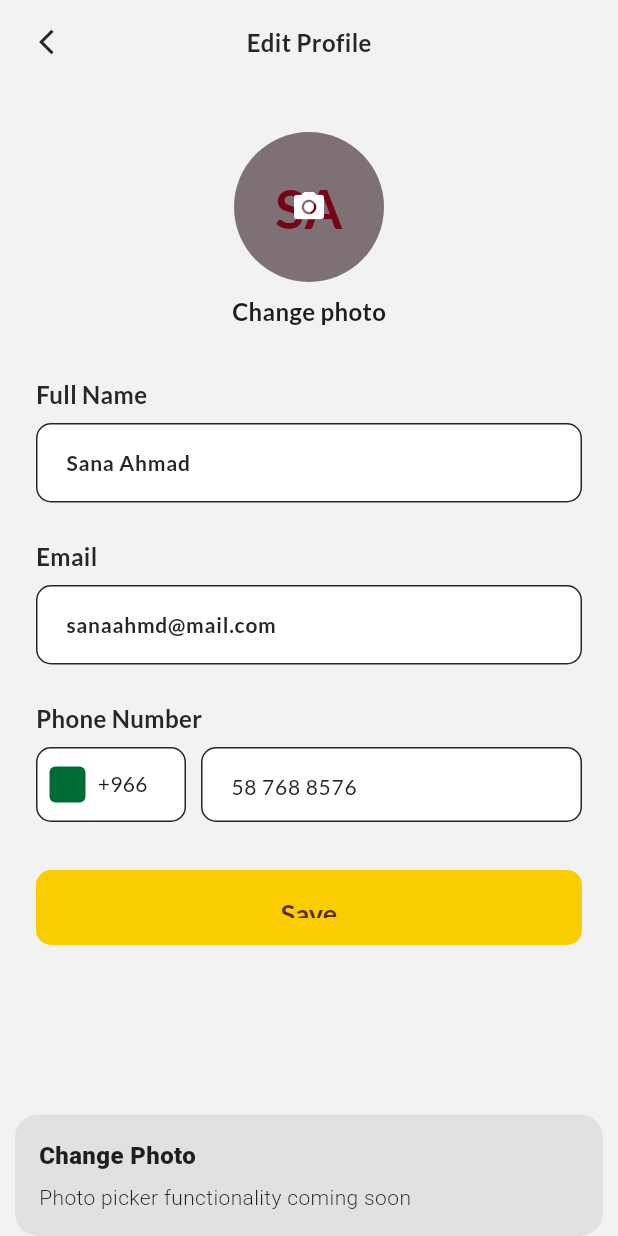
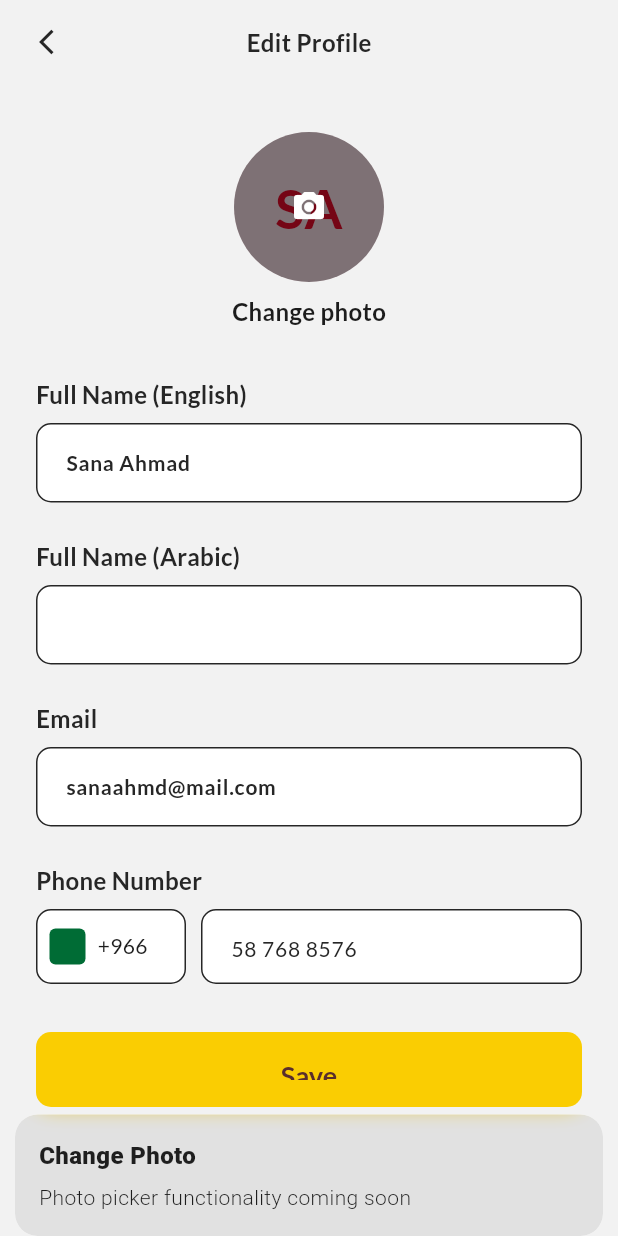
Before and after one commit to PsItProjects/mrchef, a Flutter app: the EditProfileScreen screen opened directly, after a tap on the "camera alt" icon, on a phone screen of 412 x 824 dp. Run offline on Flutter 3.47's test engine with Material 3 defaults, Android fonts, the phone set to English and light mode, and no system bars; our stand-ins replace awesome_bottom_bar, dio, easy_stepper, flutter_svg, get, shared_preferences and 1 more; missing offline and left inert: segmented_button_slide; accounts and stored records are empty; network calls fail.

Commit message:
Add Arabic name field to customer profile
- Add Arabic name input field to Edit Profile form
- Update EditProfileController to handle both English and Arabic names
- Send both name_en and name_ar to backend API
- Add validation for Arabic name field (optional)
- Load Arabic name from current user data
- Update form labels to distinguish between English and Arabic names

Now supports complete customer profile data as required by backend:
- name_en (English name) - required
- name_ar (Arabic name) - optional
- email - optional
- All fields properly validated and sent to PUT /customer/profile

```diff
--- a/lib/features/profile/controllers/edit_profile_controller.dart
+++ b/lib/features/profile/controllers/edit_profile_controller.dart
@@ -8,6 +8,7 @@ import '../../auth/models/auth_request.dart';
 class EditProfileController extends GetxController {
   // Form controllers
   final fullNameController = TextEditingController();
+  final arabicNameController = TextEditingController();
   final emailController = TextEditingController();
   final phoneController = TextEditingController();
 
@@ -32,6 +33,7 @@ class EditProfileController extends GetxController {
   @override
   void onClose() {
     fullNameController.dispose();
+    arabicNameController.dispose();
     emailController.dispose();
     phoneController.dispose();
     super.onClose();
@@ -41,7 +43,8 @@ class EditProfileController extends GetxController {
     // Load from AuthService current user
     final currentUser = _authService.currentUser.value;
     if (currentUser != null) {
-      fullNameController.text = currentUser.displayName;
+      fullNameController.text = currentUser.nameEn ?? currentUser.displayName;
+      arabicNameController.text = currentUser.nameAr ?? '';
       emailController.text = currentUser.email ?? '';
       phoneController.text = currentUser.phoneNumber;
       countryCode.value = currentUser.countryCode;
@@ -51,6 +54,7 @@ class EditProfileController extends GetxController {
       final currentProfile = profileController.userProfile.value;
 
       fullNameController.text = currentProfile.fullName;
+      arabicNameController.text = '';
       emailController.text = currentProfile.email;
       phoneController.text = currentProfile.phoneNumber;
       countryCode.value = currentProfile.countryCode ?? '+966';
@@ -77,6 +81,9 @@ class EditProfileController extends GetxController {
       // Create update request with only the fields that can be updated
       final request = CustomerProfileUpdateRequest(
         nameEn: fullNameController.text.trim(),
+        nameAr: arabicNameController.text.trim().isNotEmpty
+            ? arabicNameController.text.trim()
+            : null,
         email: emailController.text.trim().isNotEmpty
             ? emailController.text.trim()
             : null,
@@ -130,10 +137,18 @@ class EditProfileController extends GetxController {
   // Form validation methods
   String? validateFullName(String? value) {
     if (value == null || value.trim().isEmpty) {
-      return 'Full name is required';
+      return 'English name is required';
     }
     if (value.trim().length < 2) {
-      return 'Full name must be at least 2 characters';
+      return 'English name must be at least 2 characters';
+    }
+    return null;
+  }
+
+  String? validateArabicName(String? value) {
+    // Arabic name is optional
+    if (value != null && value.trim().isNotEmpty && value.trim().length < 2) {
+      return 'Arabic name must be at least 2 characters';
     }
     return null;
   }
--- a/lib/features/profile/widgets/edit_profile_form.dart
+++ b/lib/features/profile/widgets/edit_profile_form.dart
@@ -11,11 +11,20 @@ class EditProfileForm extends GetView<EditProfileController> {
       key: controller.formKey,
       child: Column(
         children: [
-          // Full Name field
+          // English Name field
           _buildInputField(
-            label: 'Full Name',
+            label: 'Full Name (English)',
             controller: controller.fullNameController,
             validator: controller.validateFullName,
+          ),
+
+          const SizedBox(height: 24),
+
+          // Arabic Name field
+          _buildInputField(
+            label: 'Full Name (Arabic)',
+            controller: controller.arabicNameController,
+            validator: controller.validateArabicName,
           ),
 
           const SizedBox(height: 24),
```
